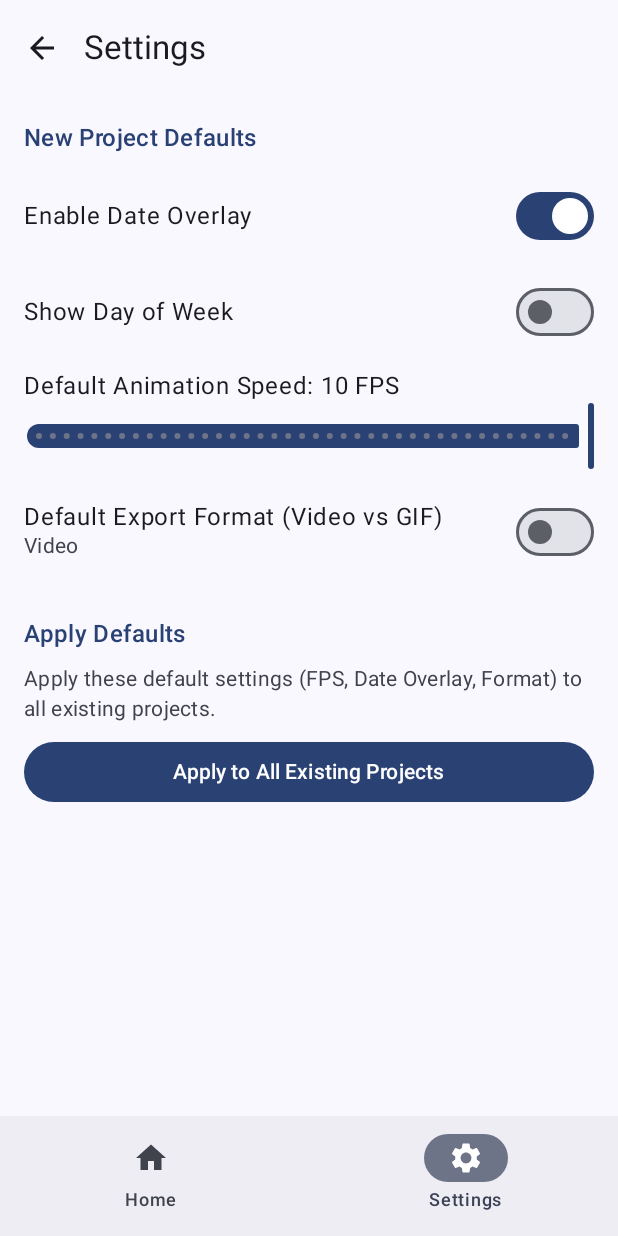
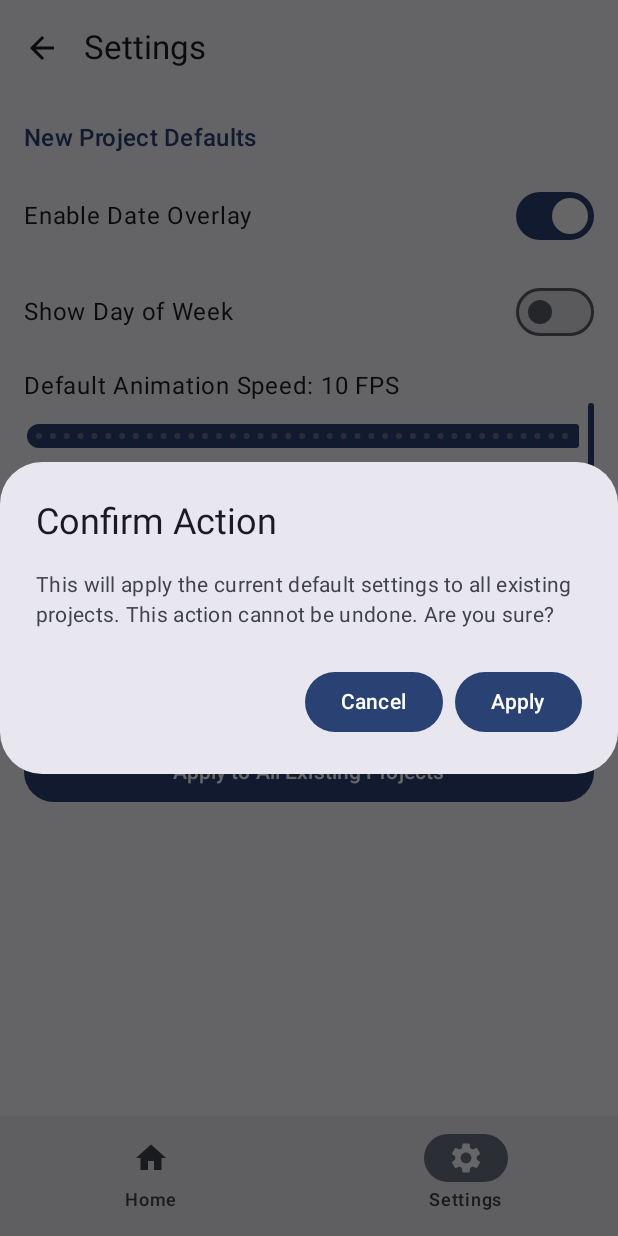
Before and after one commit to harrydbarnes/FaceLapse, an Android app built with Jetpack Compose: the SettingsScreen screen opened through its navigation route, after a tap on "Apply to All Existing Projects", on a phone screen of 412 x 824 dp. Run offline under Robolectric (Android 15) with nearby library versions, the phone set to English and light mode, and no system bars; our stand-ins replace Dagger/Hilt's generated code.

Commit message:
Address code review feedback
- Added confirmation dialog for "Apply to All" in SettingsScreen
- Optimized DateTimeFormatter usage in HomeScreen and ProjectViewModel
- Removed verbose development comments in ProjectDetailScreen

```diff
--- a/app/src/main/java/com/facelapse/app/ui/home/HomeScreen.kt
+++ b/app/src/main/java/com/facelapse/app/ui/home/HomeScreen.kt
@@ -59,6 +59,8 @@ import com.facelapse.app.data.local.entity.ProjectEntity
 import java.text.SimpleDateFormat
 import java.util.Date
 import java.util.Locale
+
+private val defaultProjectNameFormatter = java.time.format.DateTimeFormatter.ofPattern("MMM dd, yyyy", Locale.getDefault())
 
 @OptIn(ExperimentalMaterial3Api::class)
 @Composable
@@ -211,8 +213,7 @@ fun ProjectItem(project: ProjectEntity, onClick: () -> Unit) {
 fun CreateProjectDialog(onDismiss: () -> Unit, onCreate: (String) -> Unit) {
     var name by remember { mutableStateOf("") }
     val defaultName = remember {
-        java.time.format.DateTimeFormatter.ofPattern("MMM dd, yyyy", Locale.getDefault())
-            .format(java.time.LocalDate.now())
+        defaultProjectNameFormatter.format(java.time.LocalDate.now())
     }
 
     AlertDialog(
--- a/app/src/main/java/com/facelapse/app/ui/project/ProjectViewModel.kt
+++ b/app/src/main/java/com/facelapse/app/ui/project/ProjectViewModel.kt
@@ -37,6 +37,10 @@ class ProjectViewModel @Inject constructor(
     private val videoGenerator: VideoGenerator,
     savedStateHandle: SavedStateHandle
 ) : ViewModel() {
+
+    companion object {
+        private val timestampFormatter = java.time.format.DateTimeFormatter.ofPattern("yyyyMMdd_HHmmss")
+    }
 
     private val projectId: String = checkNotNull(savedStateHandle["projectId"])
 
@@ -220,7 +224,7 @@ class ProjectViewModel @Inject constructor(
         val currentPhotos = repository.getPhotosList(projectId)
 
         val safeName = projectEntity.name.replace(Regex("[^a-zA-Z0-9.-]"), "_")
-        val timestamp = java.time.format.DateTimeFormatter.ofPattern("yyyyMMdd_HHmmss").format(java.time.LocalDateTime.now())
+        val timestamp = timestampFormatter.format(java.time.LocalDateTime.now())
 
         // Use project specific setting for on/off
         val isDateOverlayEnabled = projectEntity.isDateOverlayEnabled
--- a/app/src/main/java/com/facelapse/app/ui/settings/SettingsScreen.kt
+++ b/app/src/main/java/com/facelapse/app/ui/settings/SettingsScreen.kt
@@ -47,6 +47,8 @@ fun SettingsScreen(
     val showDayOfWeek by viewModel.showDayOfWeek.collectAsState(initial = false)
     val defaultFps by viewModel.defaultFps.collectAsState(initial = 10f)
     val defaultExportGif by viewModel.defaultExportGif.collectAsState(initial = false)
+
+    var showConfirmDialog by remember { mutableStateOf(false) }
 
     Scaffold(
         topBar = {
@@ -112,12 +114,29 @@ fun SettingsScreen(
             )
             Spacer(modifier = Modifier.height(8.dp))
             Button(
-                onClick = { viewModel.applyDefaultsToAllProjects() },
+                onClick = { showConfirmDialog = true },
                 modifier = Modifier.fillMaxWidth()
             ) {
                 Text("Apply to All Existing Projects")
             }
         }
+    }
+
+    if (showConfirmDialog) {
+        androidx.compose.material3.AlertDialog(
+            onDismissRequest = { showConfirmDialog = false },
+            title = { Text("Confirm Action") },
+            text = { Text("This will apply the current default settings to all existing projects. This action cannot be undone. Are you sure?") },
+            confirmButton = {
+                Button(onClick = {
+                    viewModel.applyDefaultsToAllProjects()
+                    showConfirmDialog = false
+                }) { Text("Apply") }
+            },
+            dismissButton = {
+                Button(onClick = { showConfirmDialog = false }) { Text("Cancel") }
+            }
+        )
     }
 }
 
```
Also changed, not shown: app/src/main/java/com/facelapse/app/ui/project/ProjectDetailScreen.kt (+0 -7 lines).
